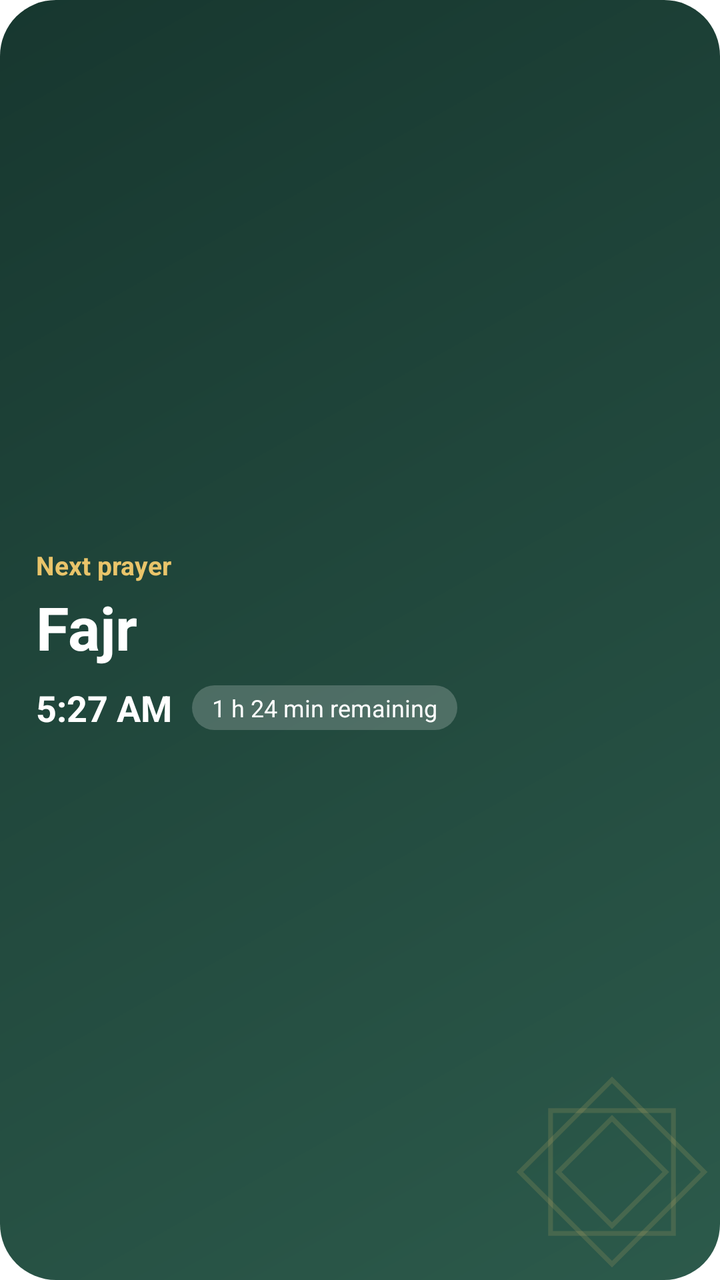
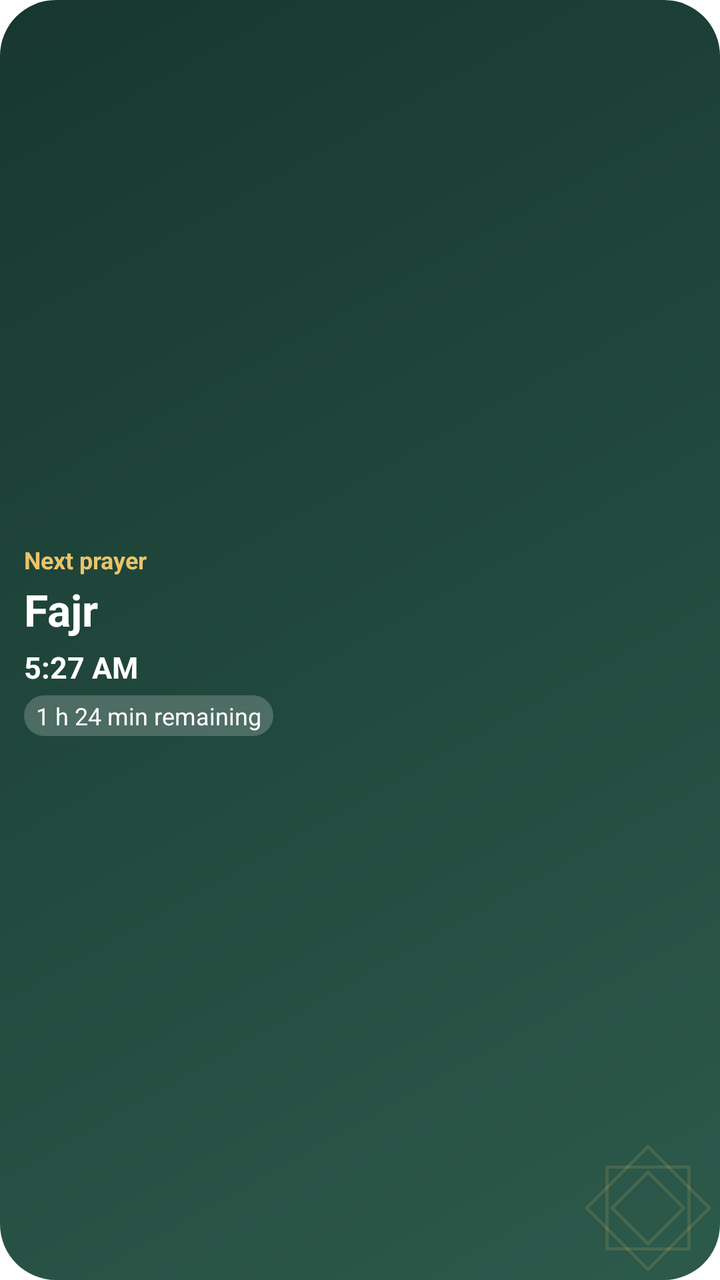

Two renders of the same Android screen: before a commit and after it. Below are the layout's source before the change and the commit's diff.
<!-- AndroidManifest.xml: fallback theme Theme.MaterialComponents.DayNight.NoActionBar -->
<!-- res/layout/prayer_widget.xml -->
<?xml version="1.0" encoding="utf-8"?>
<FrameLayout xmlns:android="http://schemas.android.com/apk/res/android"
    android:id="@+id/prayer_widget_root"
    android:layout_width="match_parent"
    android:layout_height="match_parent"
    android:background="@drawable/widget_bg">

    <ImageView
        android:layout_width="96dp"
        android:layout_height="96dp"
        android:layout_gravity="end|bottom"
        android:layout_margin="6dp"
        android:importantForAccessibility="no"
        android:src="@drawable/widget_star" />

    <LinearLayout
        android:layout_width="match_parent"
        android:layout_height="match_parent"
        android:gravity="center_vertical"
        android:orientation="vertical"
        android:padding="18dp">

        <TextView
            android:id="@+id/prayer_widget_label"
            android:layout_width="match_parent"
            android:layout_height="wrap_content"
            android:singleLine="true"
            android:text="@string/prayer_widget_label"
            android:textAlignment="viewStart"
            android:textColor="@color/widget_accent"
            android:textSize="13sp"
            android:textStyle="bold" />

        <TextView
            android:id="@+id/prayer_widget_name"
            android:layout_width="match_parent"
            android:layout_height="wrap_content"
            android:layout_marginTop="2dp"
            android:singleLine="true"
            android:text="@string/widget_preview_fajr"
            android:textAlignment="viewStart"
            android:textColor="@color/widget_text"
            android:textSize="30sp"
            android:textStyle="bold" />

        <LinearLayout
            android:layout_width="match_parent"
            android:layout_height="wrap_content"
            android:layout_marginTop="8dp"
            android:gravity="center_vertical"
            android:orientation="horizontal">

            <TextView
                android:id="@+id/prayer_widget_time"
                android:layout_width="wrap_content"
                android:layout_height="wrap_content"
                android:singleLine="true"
                android:text="@string/widget_preview_fajr_time"
                android:textColor="@color/widget_text"
                android:textSize="18sp"
                android:textStyle="bold" />

            <TextView
                android:id="@+id/prayer_widget_remaining"
                android:layout_width="wrap_content"
                android:layout_height="wrap_content"
                android:layout_marginStart="10dp"
                android:background="@drawable/widget_pill"
                android:paddingStart="10dp"
                android:paddingTop="3dp"
                android:paddingEnd="10dp"
                android:paddingBottom="3dp"
                android:singleLine="true"
                android:text="@string/widget_preview_remaining"
                android:textColor="@color/widget_text"
                android:textSize="12sp" />
        </LinearLayout>
    </LinearLayout>
</FrameLayout>
<!-- resources referenced by this layout -->
<resources>
  <color name="widget_accent">#E9C46A</color>
  <color name="widget_text">#FFFFFF</color>
  <!-- drawable widget_bg (drawable) -->
  <?xml version="1.0" encoding="utf-8"?>
  <shape xmlns:android="http://schemas.android.com/apk/res/android" android:shape="rectangle">
      <gradient
          android:angle="315"
          android:endColor="@color/widget_bg_end"
          android:startColor="@color/widget_bg_start" />
      <corners android:radius="24dp" />
  </shape>
  <!-- drawable widget_pill (drawable) -->
  <?xml version="1.0" encoding="utf-8"?>
  <shape xmlns:android="http://schemas.android.com/apk/res/android" android:shape="rectangle">
      <solid android:color="@color/widget_pill" />
      <corners android:radius="14dp" />
  </shape>
  <!-- drawable widget_star (drawable) -->
  <?xml version="1.0" encoding="utf-8"?>
  <vector xmlns:android="http://schemas.android.com/apk/res/android"
      android:width="96dp"
      android:height="96dp"
      android:viewportWidth="100"
      android:viewportHeight="100">
      <path
          android:pathData="M18,18 H82 V82 H18 Z"
          android:strokeColor="@color/widget_star"
          android:strokeWidth="2.5" />
      <path
          android:pathData="M50,2 L98,50 L50,98 L2,50 Z"
          android:strokeColor="@color/widget_star"
          android:strokeWidth="2.5" />
      <path
          android:pathData="M50,22 L78,50 L50,78 L22,50 Z"
          android:strokeColor="@color/widget_star"
          android:strokeWidth="2.5" />
  </vector>
  <string name="prayer_widget_label">Next prayer</string>
  <string name="widget_preview_fajr">Fajr</string>
  <string name="widget_preview_fajr_time">5:27 AM</string>
  <string name="widget_preview_remaining">1 h 24 min remaining</string>
  <color name="widget_bg_end">#2C5A4B</color>
  <color name="widget_bg_start">#17372F</color>
  <color name="widget_pill">#33FFFFFF</color>
  <color name="widget_star">#26E9C46A</color>
</resources>

<!-- the commit's change to res/layout/prayer_widget.xml (unified diff, before → after) -->
@@ -6,10 +6,10 @@
     android:background="@drawable/widget_bg">
 
     <ImageView
-        android:layout_width="96dp"
-        android:layout_height="96dp"
+        android:layout_width="64dp"
+        android:layout_height="64dp"
         android:layout_gravity="end|bottom"
-        android:layout_margin="6dp"
+        android:layout_margin="4dp"
         android:importantForAccessibility="no"
         android:src="@drawable/widget_star" />
 
@@ -18,7 +18,7 @@
         android:layout_height="match_parent"
         android:gravity="center_vertical"
         android:orientation="vertical"
-        android:padding="18dp">
+        android:padding="12dp">
 
         <TextView
             android:id="@+id/prayer_widget_label"
@@ -28,7 +28,7 @@
             android:text="@string/prayer_widget_label"
             android:textAlignment="viewStart"
             android:textColor="@color/widget_accent"
-            android:textSize="13sp"
+            android:textSize="12sp"
             android:textStyle="bold" />
 
         <TextView
@@ -40,15 +40,14 @@
             android:text="@string/widget_preview_fajr"
             android:textAlignment="viewStart"
             android:textColor="@color/widget_text"
-            android:textSize="30sp"
+            android:textSize="22sp"
             android:textStyle="bold" />
 
         <LinearLayout
             android:layout_width="match_parent"
             android:layout_height="wrap_content"
-            android:layout_marginTop="8dp"
-            android:gravity="center_vertical"
-            android:orientation="horizontal">
+            android:layout_marginTop="4dp"
+            android:orientation="vertical">
 
             <TextView
                 android:id="@+id/prayer_widget_time"
@@ -57,19 +56,19 @@
                 android:singleLine="true"
                 android:text="@string/widget_preview_fajr_time"
                 android:textColor="@color/widget_text"
-                android:textSize="18sp"
+                android:textSize="15sp"
                 android:textStyle="bold" />
 
             <TextView
                 android:id="@+id/prayer_widget_remaining"
                 android:layout_width="wrap_content"
                 android:layout_height="wrap_content"
-                android:layout_marginStart="10dp"
+                android:layout_marginTop="4dp"
                 android:background="@drawable/widget_pill"
-                android:paddingStart="10dp"
-                android:paddingTop="3dp"
-                android:paddingEnd="10dp"
-                android:paddingBottom="3dp"
+                android:paddingStart="6dp"
+                android:paddingTop="2dp"
+                android:paddingEnd="6dp"
+                android:paddingBottom="2dp"
                 android:singleLine="true"
                 android:text="@string/widget_preview_remaining"
                 android:textColor="@color/widget_text"
